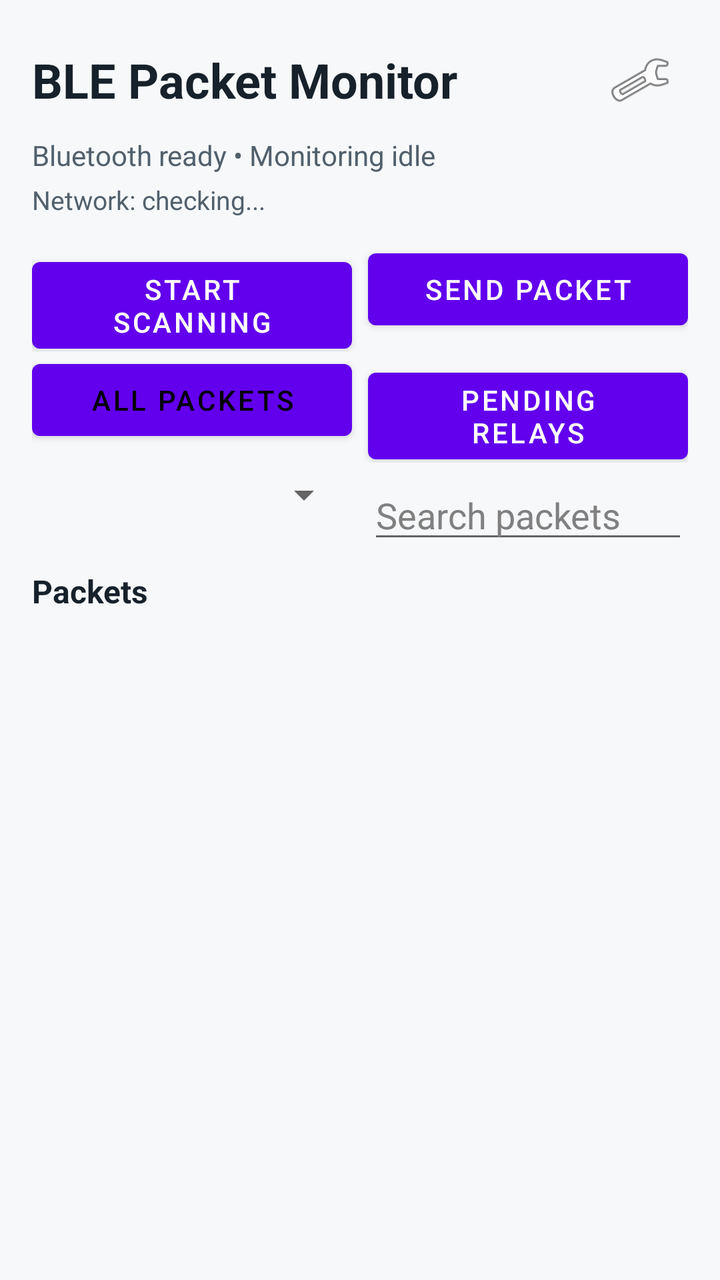
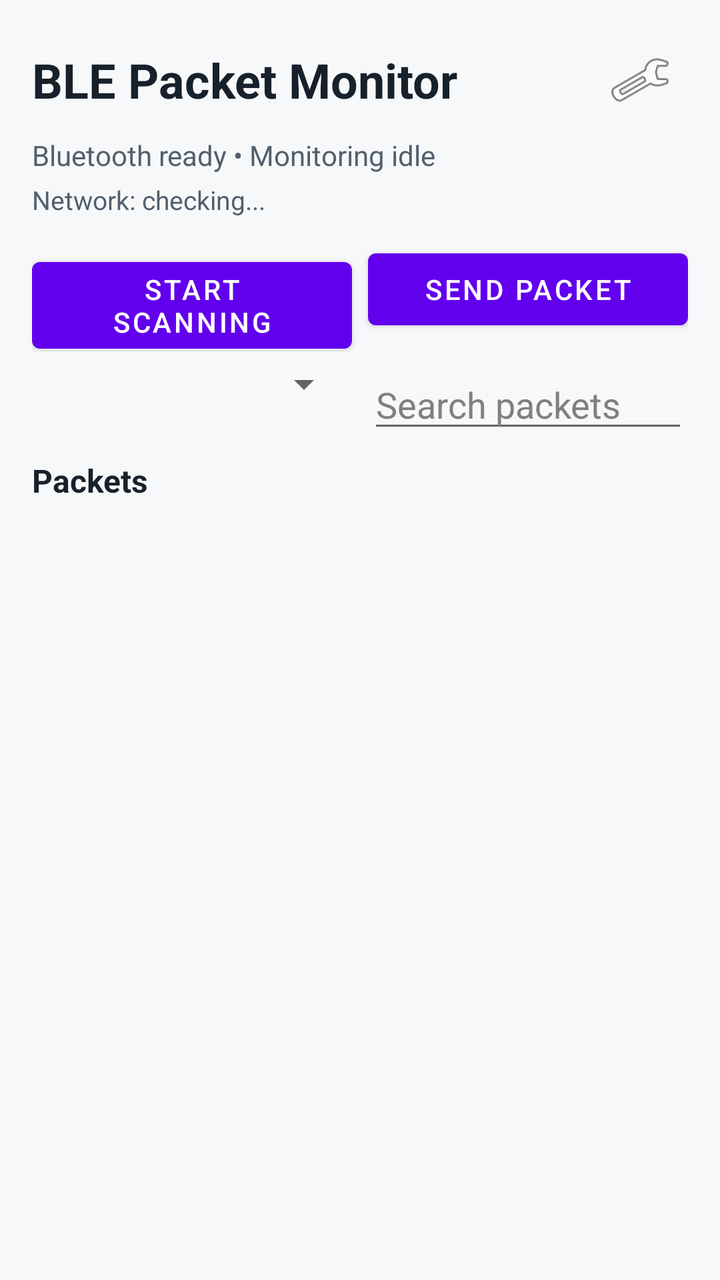

Screens rendered from an Android XML layout before and after an edit, with the pre-edit source and the edit as a unified diff.
<!-- AndroidManifest.xml: application theme Theme.BLEPrototype -->
<!-- res/layout/activity_main.xml -->
<?xml version="1.0" encoding="utf-8"?>
<LinearLayout xmlns:android="http://schemas.android.com/apk/res/android"
    android:layout_width="match_parent"
    android:layout_height="match_parent"
    android:orientation="vertical"
    android:padding="16dp"
    android:background="@color/screen_background">

    <LinearLayout
        android:layout_width="match_parent"
        android:layout_height="wrap_content"
        android:gravity="center_vertical"
        android:orientation="horizontal">

        <TextView
            android:layout_width="0dp"
            android:layout_height="wrap_content"
            android:layout_weight="1"
            android:text="BLE Packet Monitor"
            android:textColor="@color/text_primary"
            android:textSize="24sp"
            android:textStyle="bold" />

        <ImageButton
            android:id="@+id/btn_settings"
            android:layout_width="48dp"
            android:layout_height="48dp"
            android:background="@android:color/transparent"
            android:contentDescription="Settings"
            android:src="@android:drawable/ic_menu_preferences" />
    </LinearLayout>

    <TextView
        android:id="@+id/tv_connection_status"
        android:layout_width="match_parent"
        android:layout_height="wrap_content"
        android:layout_marginTop="4dp"
        android:text="Bluetooth ready • Monitoring idle"
        android:textColor="@color/text_secondary"
        android:textSize="14sp" />

    <TextView
        android:id="@+id/tv_network_health"
        android:layout_width="match_parent"
        android:layout_height="wrap_content"
        android:layout_marginTop="4dp"
        android:text="Network: checking..."
        android:textColor="@color/text_secondary"
        android:textSize="13sp" />

    <LinearLayout
        android:layout_width="match_parent"
        android:layout_height="wrap_content"
        android:layout_marginTop="12dp"
        android:orientation="horizontal">

        <Button
            android:id="@+id/btn_start_scanning"
            android:layout_width="0dp"
            android:layout_height="wrap_content"
            android:layout_weight="1"
            android:text="Start Scanning" />

        <Button
            android:id="@+id/btn_start_advertising"
            android:layout_width="0dp"
            android:layout_height="wrap_content"
            android:layout_marginStart="8dp"
            android:layout_weight="1"
            android:text="Send Packet" />
    </LinearLayout>

    <LinearLayout
        android:layout_width="match_parent"
        android:layout_height="wrap_content"
        android:orientation="horizontal">

        <Button
            android:id="@+id/btn_filter_all"
            android:layout_width="0dp"
            android:layout_height="wrap_content"
            android:layout_weight="1"
            android:textColor="#000000"
            android:text="All Packets" />

        <Button
            android:id="@+id/btn_filter_pending"
            android:layout_width="0dp"
            android:layout_height="wrap_content"
            android:layout_marginStart="8dp"
            android:layout_weight="1"
            android:text="Pending Relays" />
    </LinearLayout>

    <LinearLayout
        android:layout_width="match_parent"
        android:layout_height="wrap_content"
        android:layout_marginTop="4dp"
        android:orientation="horizontal">

        <Spinner
            android:id="@+id/spinner_packet_filter"
            android:layout_width="0dp"
            android:layout_height="wrap_content"
            android:layout_weight="1" />

        <EditText
            android:id="@+id/et_packet_search"
            android:layout_width="0dp"
            android:layout_height="wrap_content"
            android:layout_marginStart="8dp"
            android:layout_weight="1"
            android:hint="Search packets"
            android:textColorHint="@color/text_hint"
            android:inputType="text"
            android:maxLines="1" />
    </LinearLayout>

    <TextView
        android:id="@+id/tv_packet_count"
        android:layout_width="match_parent"
        android:layout_height="wrap_content"
        android:layout_marginTop="8dp"
        android:text="Packets"
        android:textColor="@color/text_primary"
        android:textSize="16sp"
        android:textStyle="bold" />

    <TextView
        android:id="@+id/tv_empty_packets"
        android:layout_width="match_parent"
        android:layout_height="wrap_content"
        android:gravity="center"
        android:padding="24dp"
        android:text="No packets received yet"
        android:textColor="@color/text_secondary"
        android:visibility="gone" />

    <androidx.recyclerview.widget.RecyclerView
        android:id="@+id/recyclerView"
        android:layout_width="match_parent"
        android:layout_height="0dp"
        android:layout_marginTop="6dp"
        android:layout_weight="1"
        android:clipToPadding="false"
        android:paddingBottom="8dp" />

    <EditText
        android:id="@+id/etSender"
        android:layout_width="0dp"
        android:layout_height="0dp"
        android:visibility="gone" />

    <EditText
        android:id="@+id/etDisasterType"
        android:layout_width="0dp"
        android:layout_height="0dp"
        android:visibility="gone" />

    <EditText
        android:id="@+id/etDescription"
        android:layout_width="0dp"
        android:layout_height="0dp"
        android:visibility="gone" />

    <EditText
        android:id="@+id/etLocation"
        android:layout_width="0dp"
        android:layout_height="0dp"
        android:visibility="gone" />

    <Button
        android:id="@+id/btnSubmit"
        android:layout_width="0dp"
        android:layout_height="0dp"
        android:visibility="gone" />

</LinearLayout>
<!-- resources referenced by this layout -->
<resources>
  <color name="screen_background">#F7F8FA</color>
  <color name="text_hint">#808080</color>
  <color name="text_primary">#17212B</color>
  <color name="text_secondary">#52606D</color>
  <style name="Theme.BLEPrototype" parent="Theme.MaterialComponents.DayNight.NoActionBar">
          <item name="android:statusBarColor">@android:color/black</item>
      </style>
</resources>

<!-- the commit's change to res/layout/activity_main.xml (unified diff, before → after) -->
@@ -68,28 +68,6 @@
             android:layout_marginStart="8dp"
             android:layout_weight="1"
             android:text="Send Packet" />
-    </LinearLayout>
-
-    <LinearLayout
-        android:layout_width="match_parent"
-        android:layout_height="wrap_content"
-        android:orientation="horizontal">
-
-        <Button
-            android:id="@+id/btn_filter_all"
-            android:layout_width="0dp"
-            android:layout_height="wrap_content"
-            android:layout_weight="1"
-            android:textColor="#000000"
-            android:text="All Packets" />
-
-        <Button
-            android:id="@+id/btn_filter_pending"
-            android:layout_width="0dp"
-            android:layout_height="wrap_content"
-            android:layout_marginStart="8dp"
-            android:layout_weight="1"
-            android:text="Pending Relays" />
     </LinearLayout>
 
     <LinearLayout
